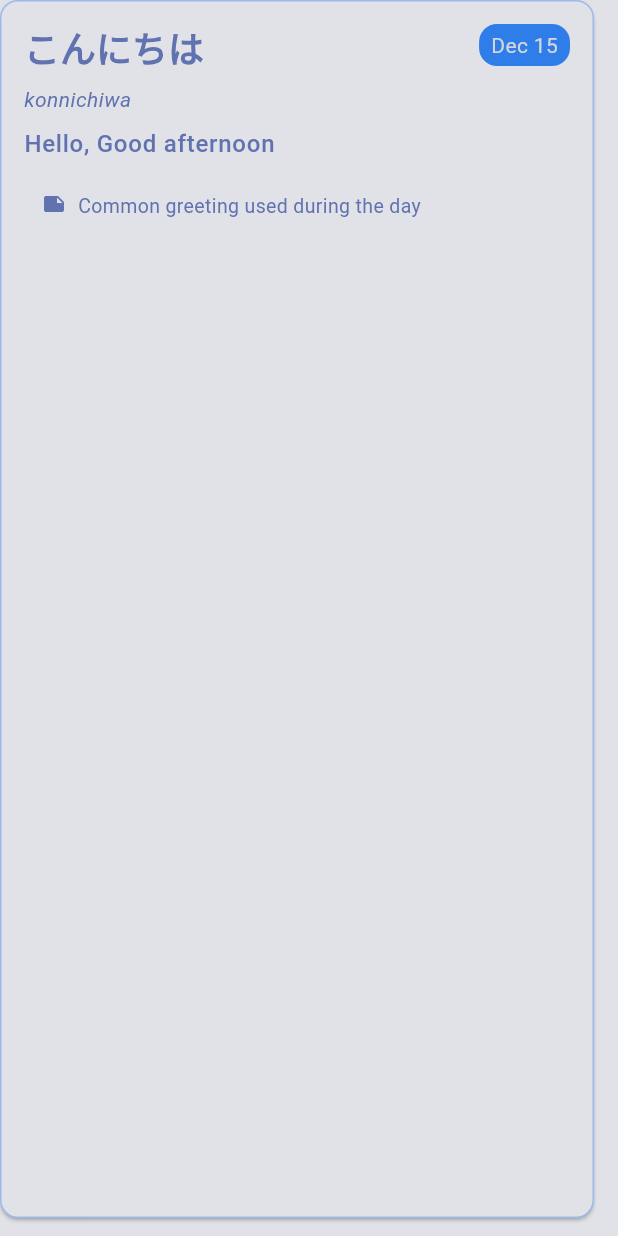
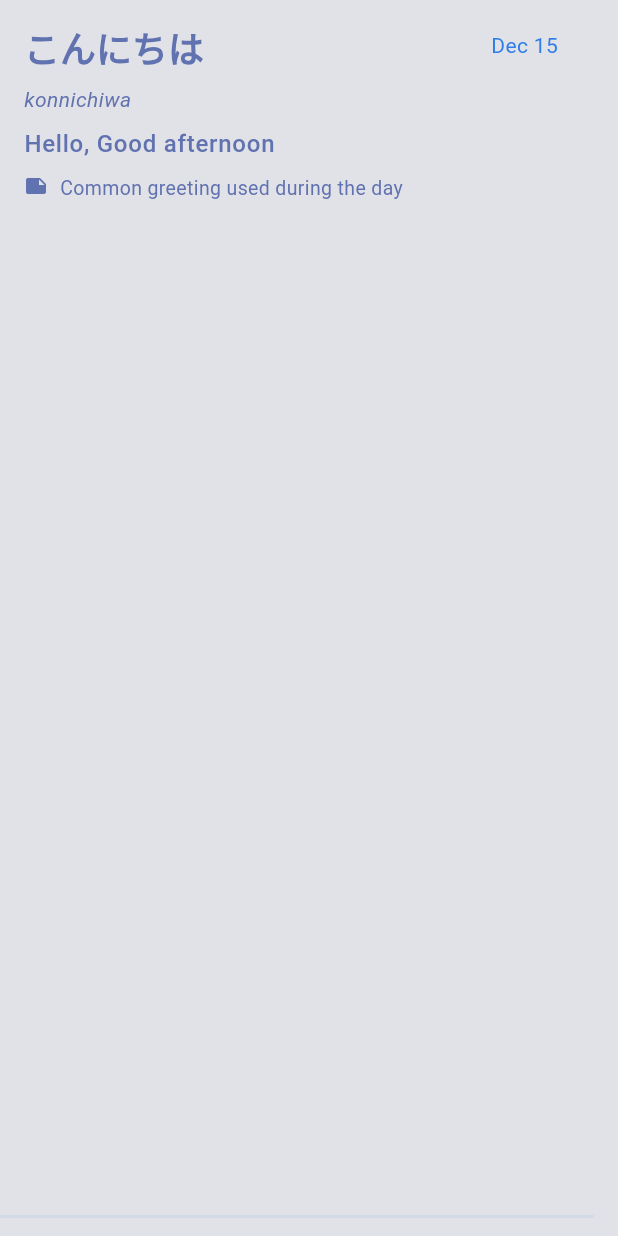
Before and after one commit to spalter/jpn-learning-diary, a Flutter app: the DiaryEntryCard widget shown alone on an empty page, opened directly with sample values from the repository, on a phone screen of 412 x 824 dp. Run offline on Flutter 3.47's test engine with Material 3 defaults, Android fonts, the phone set to English and light mode, and no system bars; missing offline and left inert: flutter_acrylic.

Commit message:
Optimized the diary section with more actions, new layout.

```diff
--- a/lib/theme/app_theme.dart
+++ b/lib/theme/app_theme.dart
@@ -17,7 +17,7 @@ class AppTheme {
   /// Alpha transparency value for scaffold backgrounds (0-255).
   ///
   /// Higher values are more opaque. Currently set to 200 for a semi-transparent effect.
-  static const int scaffoldBackgroundAlpha = 200;
+  static const int scaffoldBackgroundAlpha = 150;
 
   // Tokyo Night Storm colors (Dark Mode)
 
--- a/lib/widgets/diary_entry_card.dart
+++ b/lib/widgets/diary_entry_card.dart
@@ -2,6 +2,7 @@ import 'package:flutter/material.dart';
 import 'package:flutter/services.dart';
 import 'package:intl/intl.dart';
 import 'package:jpn_learning_diary/data/diary_data.dart';
+import 'package:jpn_learning_diary/widgets/edit_diary_entry_dialog.dart';
 
 /// Card widget for displaying a single diary entry.
 ///
@@ -33,18 +34,20 @@ class _DiaryEntryCardState extends State<DiaryEntryCard> {
     return MouseRegion(
       onEnter: (_) => setState(() => _isHovering = true),
       onExit: (_) => setState(() => _isHovering = false),
-      child: Card(
+      child: Container(
         margin: const EdgeInsets.only(bottom: 12, right: 16),
-        shape: RoundedRectangleBorder(
-          borderRadius: BorderRadius.circular(12),
-          side: BorderSide(
-            color: _isHovering
-                ? Theme.of(context).colorScheme.primary
-                : Theme.of(context).colorScheme.primary.withAlpha(100),
-            width: _isHovering ? 2 : 1,
+        decoration: BoxDecoration(
+          border: Border(
+            bottom: BorderSide(
+              color: Theme.of(context).colorScheme.primary.withAlpha(20),
+              width: 2,
+            ),
           ),
         ),
         child: InkWell(
+          splashColor: Colors.transparent,
+          highlightColor: Colors.transparent,
+          hoverColor: Colors.transparent,
           onTap: () async {
             await Clipboard.setData(ClipboardData(text: widget.entry.japanese));
             if (context.mounted) {
@@ -55,6 +58,12 @@ class _DiaryEntryCardState extends State<DiaryEntryCard> {
                 ),
               );
             }
+          },
+          onLongPress: () {
+            showDialog(
+              context: context,
+              builder: (context) => EditDiaryEntryDialog(entry: widget.entry),
+            );
           },
           borderRadius: BorderRadius.circular(12),
           child: Padding(
@@ -82,23 +91,25 @@ class _DiaryEntryCardState extends State<DiaryEntryCard> {
                             widget.entry.japanese,
                             style: Theme.of(context).textTheme.headlineSmall?.copyWith(
                                   fontWeight: FontWeight.bold,
+                                  color: _isHovering ? Theme.of(context).colorScheme.primary : null,
                                 ),
                           ),
                         ],
                       ),
                     ),
+
                     // Date badge
                     Container(
                       padding: const EdgeInsets.symmetric(horizontal: 8, vertical: 4),
                       decoration: BoxDecoration(
-                        color: Theme.of(context).colorScheme.primary,
+                        color: Theme.of(context).colorScheme.surface,
                         borderRadius: BorderRadius.circular(12),
                       ),
                       child: Text(
                         DateFormat('MMM d').format(widget.entry.dateAdded),
                         style: TextStyle(
                           fontSize: 14,
-                          color: Theme.of(context).colorScheme.onPrimary,
+                          color: Theme.of(context).colorScheme.primary,
                         ),
                       ),
                     ),
@@ -128,13 +139,7 @@ class _DiaryEntryCardState extends State<DiaryEntryCard> {
                 // Notes (if available)
                 if (widget.entry.notes != null && widget.entry.notes!.isNotEmpty) ...[
                   const SizedBox(height: 8),
-                  Container(
-                    padding: const EdgeInsets.all(12),
-                    decoration: BoxDecoration(
-                      color: Theme.of(context).colorScheme.surfaceContainerHighest,
-                      borderRadius: BorderRadius.circular(8),
-                    ),
-                    child: Row(
+                  Row(
                     crossAxisAlignment: CrossAxisAlignment.start,
                     children: [
                       Icon(
@@ -154,7 +159,6 @@ class _DiaryEntryCardState extends State<DiaryEntryCard> {
                       ),
                     ],
                   ),
-                  ),
                 ],
               ],
             ),
```
Also changed, not shown: lib/widgets/app_navigation_bar.dart (+11 -0 lines), lib/widgets/edit_diary_entry_dialog.dart (added, +147 -0 lines). Lines whose indentation alone changed are shown as unchanged.
